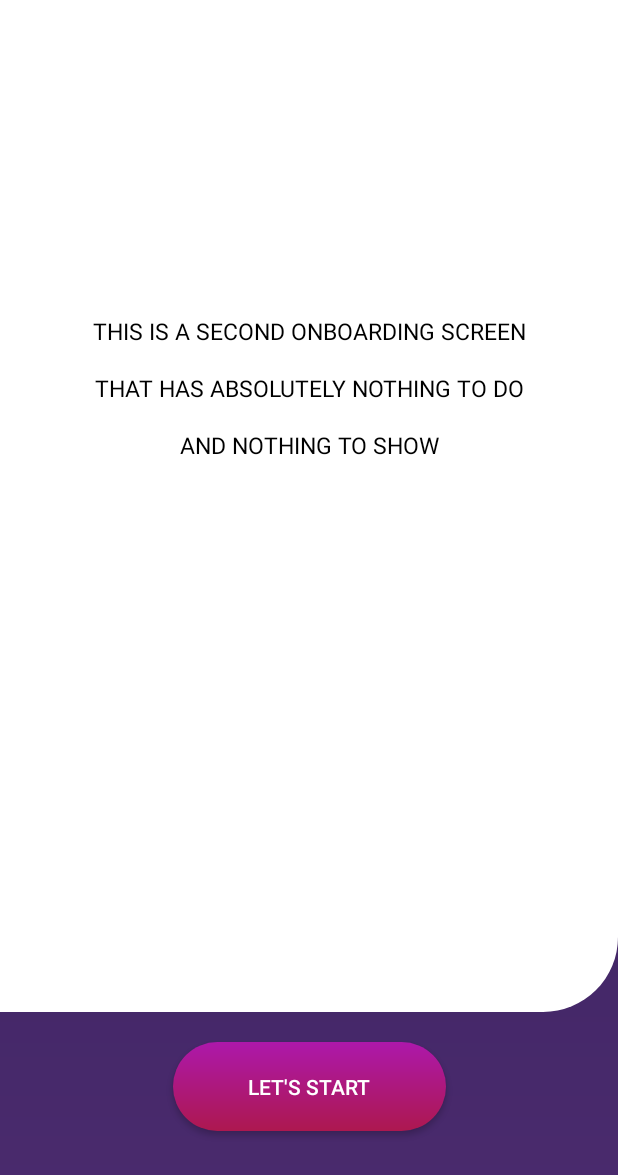
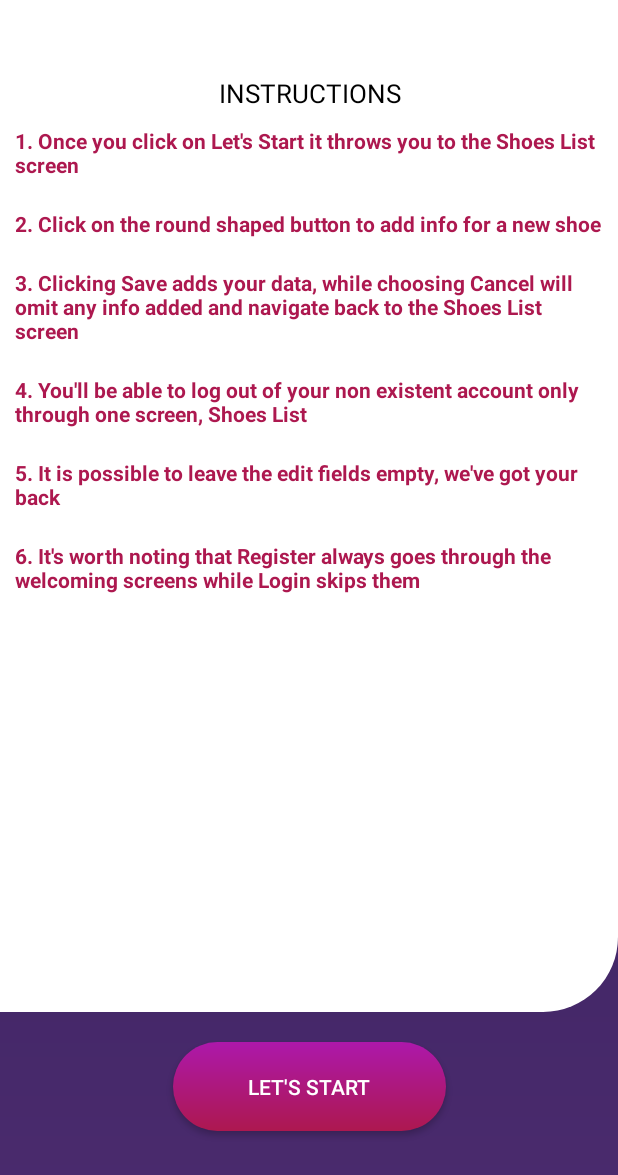
Before and after one commit to osama51/Shoes-List, an Android app: the OnboardingFragment2 screen opened through its navigation route, on a phone screen of 412 x 824 dp. Shown: the top 1175 px of the screen. Run offline under Robolectric (Android 15) with nearby library versions, the phone set to English and light mode, and no system bars; our stand-ins replace Timber, data binding, navigation-ui.

Commit message:
fixed Double crash + added instructions

```diff
--- a/app/src/main/java/com/example/shoestore_starter/ShoesDetailsFragment.kt
+++ b/app/src/main/java/com/example/shoestore_starter/ShoesDetailsFragment.kt
@@ -30,13 +30,22 @@ class ShoesDetailsFragment : Fragment() {
         Log.i("ShoeDetailViewModel", "ViewModelProvider called!")
         viewModel = ViewModelProvider(requireActivity())[ShoeDetailViewModel::class.java]
 
+        var str_size_to_double = 0.0
 
         binding.saveButton.setOnClickListener {
+            str_size_to_double = when (binding.shoeSizeEdit.text.toString()) {
+                "" -> {
+                    0.0
+                }
+                else -> {
+                    binding.shoeSizeEdit.text.toString().toDouble()
+                }
+            }
             viewModel.addShoe(
-                binding.shoeNameEdit.text.toString()?: "",
-                binding.shoeSizeEdit.text.toString().toDouble()?: 0.0,
-                binding.shoeCompEdit.text.toString()?: "",
-                binding.shoeDescriptionEdit.text.toString()?: ""
+                binding.shoeNameEdit.text.toString() ?: "",
+                str_size_to_double,
+                binding.shoeCompEdit.text.toString() ?: "",
+                binding.shoeDescriptionEdit.text.toString() ?: ""
             )
 
             view?.findNavController()
--- a/app/src/main/java/com/example/shoestore_starter/onboardingFragment2.kt
+++ b/app/src/main/java/com/example/shoestore_starter/onboardingFragment2.kt
@@ -4,6 +4,7 @@ import android.os.Bundle
 import android.view.LayoutInflater
 import android.view.View
 import android.view.ViewGroup
+import android.widget.TextView
 import android.widget.Toast
 import androidx.appcompat.app.AppCompatActivity
 import androidx.databinding.DataBindingUtil
@@ -28,7 +29,7 @@ class OnboardingFragment2 : Fragment() {
                 ?.navigate(OnboardingFragment2Directions.actionOnboardingFragment2ToShoeListFragment())
         }
 
-        binding.onboarding2Text.setOnClickListener{
+        binding.instrcution3Text.setOnClickListener{
             Toast.makeText(activity, "I swear there's text here!!", Toast.LENGTH_SHORT).show()
         }
         return binding.root
--- a/app/src/main/res/layout/fragment_onboarding2.xml
+++ b/app/src/main/res/layout/fragment_onboarding2.xml
@@ -22,17 +22,68 @@
             app:layout_constraintTop_toTopOf="parent">
 
             <TextView
-                android:id="@+id/onboarding2Text"
+                android:id="@+id/instructionsText"
                 style="@style/onboarding_style"
                 android:layout_width="match_parent"
-                android:layout_height="match_parent"
-                android:clickable="true"
-                android:focusable="true"
-                android:text="@string/onboarding2"
-                android:textAlignment="center"
-                android:layout_marginTop="160dp"
-                android:padding="50dp"
-                android:lineSpacingExtra="20dp"/>
+                android:layout_height="wrap_content"
+                android:layout_marginTop="50dp"
+                android:text="@string/instructions"
+                android:textSize="17sp" />
+
+            <TextView
+                android:id="@+id/instrcution1Text"
+                style="@style/instructions_style"
+                android:layout_width="match_parent"
+                android:layout_height="wrap_content"
+                android:text="@string/instruction1" />
+
+            <TextView
+                android:id="@+id/instrcution2Text"
+                style="@style/instructions_style"
+                android:layout_width="match_parent"
+                android:layout_height="wrap_content"
+                android:text="@string/instruction2" />
+
+            <TextView
+                android:id="@+id/instrcution3Text"
+                style="@style/instructions_style"
+                android:layout_width="match_parent"
+                android:layout_height="wrap_content"
+                android:text="@string/instruction3" />
+
+            <TextView
+                android:id="@+id/instrcutionsin4Text"
+                style="@style/instructions_style"
+                android:layout_width="match_parent"
+                android:layout_height="wrap_content"
+                android:text="@string/instruction4" />
+
+            <TextView
+                android:id="@+id/instrcution5Text"
+                style="@style/instructions_style"
+                android:layout_width="match_parent"
+                android:layout_height="wrap_content"
+                android:text="@string/instruction5" />
+
+            <TextView
+                android:id="@+id/instrcution6Text"
+                style="@style/instructions_style"
+                android:layout_width="match_parent"
+                android:layout_height="wrap_content"
+                android:text="@string/instruction6" />
+
+            <!--            <TextView-->
+            <!--                android:id="@+id/onboarding2Text"-->
+            <!--                style="@style/onboarding_style"-->
+            <!--                android:layout_width="match_parent"-->
+            <!--                android:layout_height="match_parent"-->
+            <!--                android:layout_marginTop="160dp"-->
+            <!--                android:clickable="true"-->
+            <!--                android:focusable="true"-->
+            <!--                android:lineSpacingExtra="20dp"-->
+            <!--                android:padding="50dp"-->
+            <!--                android:text="@string/onboarding2"-->
+            <!--                android:textAlignment="center" />-->
         </LinearLayout>
 
         <Button
--- a/app/src/main/res/values/strings.xml
+++ b/app/src/main/res/values/strings.xml
@@ -29,4 +29,11 @@
     <string name="add_shoes">Add Shoes</string>
     <string name="assume_there_s_some_text_here">Assume there\'s some text here</string>
     <string name="onboarding2">This is a second onboarding screen that has absolutely nothing to do and nothing to show</string>
+    <string name="instructions">Instructions</string>
+    <string name="instruction1">1. Once you click on Let\'s Start it throws you to the Shoes List screen</string>
+    <string name="instruction2">2. Click on the round shaped button to add info for a new shoe</string>
+    <string name="instruction3">3. Clicking Save adds your data, while choosing Cancel will omit any info added and navigate back to the Shoes List screen</string>
+    <string name="instruction4">4. You\'ll be able to log out of your non existent account only through one screen, Shoes List</string>
+    <string name="instruction5">5. It is possible to leave the edit fields empty, we\'ve got your back</string>
+    <string name="instruction6">6. It\'s worth noting that Register always goes through the welcoming screens while Login skips them</string>
 </resources>
--- a/app/src/main/res/values/styles.xml
+++ b/app/src/main/res/values/styles.xml
@@ -14,4 +14,14 @@
         <item name="android:textColor">@color/black</item>
         <item name="android:textSize">15sp</item>
     </style>
+
+    <style name="instructions_style" parent="instructions_style">
+        <item name="android:padding">10dp</item>
+        <item name="android:textAlignment">textStart</item>
+        <item name="android:textColor">@color/colorAccent</item>
+        <item name="android:textSize">14sp</item>
+        <item name="android:textStyle">bold</item>
+    </style>
+
+
 </resources>
```
